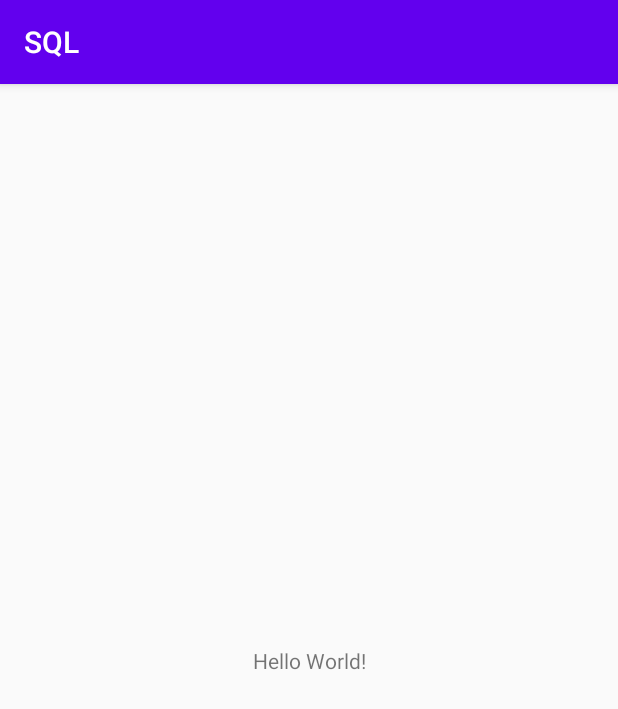
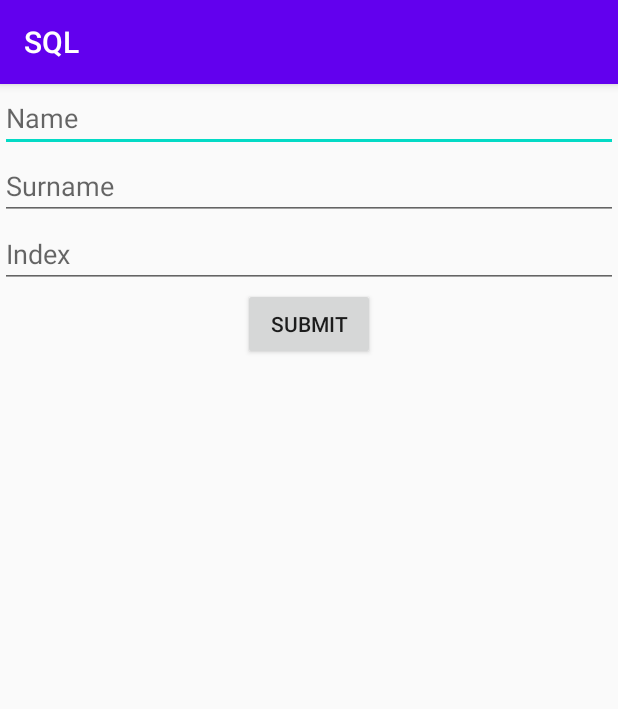
Before and after one commit to StefanM126/AndroidLessons, an Android app: the screen it shows after launch (MainActivity), on a phone screen of 412 x 824 dp. Shown: the top 709 px of the screen. Run offline under Robolectric (Android 15) with nearby library versions, the phone set to English and light mode, and no system bars.

Commit message:
Dodat projekat SQL(treba lite)

```diff
--- a/SQL/app/src/main/java/stefan/marinkov/sql/MainActivity.java
+++ b/SQL/app/src/main/java/stefan/marinkov/sql/MainActivity.java
@@ -3,12 +3,60 @@ package stefan.marinkov.sql;
 import androidx.appcompat.app.AppCompatActivity;
 
 import android.os.Bundle;
+import android.util.Log;
+import android.view.View;
+import android.widget.AdapterView;
+import android.widget.Button;
+import android.widget.EditText;
+import android.widget.ListView;
+import android.widget.TextView;
 
-public class MainActivity extends AppCompatActivity {
+public class MainActivity extends AppCompatActivity implements AdapterView.OnItemClickListener, View.OnClickListener {
+
+    private ListView mLista;
+    private Button mSubmit;
+    private StudentDBHelper DBHelper;
+    private StudentAdapter mStudentAdapter;
+
+    private EditText mNameET;
+    private EditText mSurnameET;
+    private EditText mIndexET;
 
     @Override
     protected void onCreate(Bundle savedInstanceState) {
         super.onCreate(savedInstanceState);
         setContentView(R.layout.activity_main);
+        mLista = findViewById(R.id.lista);
+        mStudentAdapter = new StudentAdapter(this);
+        mLista.setAdapter(mStudentAdapter);
+        mLista.setOnItemClickListener(this);
+
+        DBHelper = new StudentDBHelper(this);
+
+        mNameET = findViewById(R.id.name);
+        mSurnameET = findViewById(R.id.surname);
+        mIndexET = findViewById(R.id.index);
+
+        mSubmit = findViewById(R.id.submit);
+        mSubmit.setOnClickListener(this);
+    }
+
+    @Override
+    public void onItemClick(AdapterView<?> parent, View view, int position, long id) {
+        Student student = (Student)mStudentAdapter.getItem(position);
+        DBHelper.deleteStudent(student.getIndex());
+        mStudentAdapter.update(DBHelper.readAllStudents());
+    }
+
+    @Override
+    public void onClick(View v) {
+        DBHelper.insert(new Student(mNameET.getText().toString(), mSurnameET.getText().toString(), mIndexET.getText().toString()));
+        mStudentAdapter.update(DBHelper.readAllStudents());
+    }
+
+    @Override
+    protected void onResume() {
+        super.onResume();
+        mStudentAdapter.update(DBHelper.readAllStudents());
     }
 }
--- /dev/null
+++ b/SQL/app/src/main/java/stefan/marinkov/sql/StudentAdapter.java
@@ -0,0 +1,82 @@
+package stefan.marinkov.sql;
+
+import android.content.Context;
+import android.graphics.Color;
+import android.view.LayoutInflater;
+import android.view.View;
+import android.view.ViewGroup;
+import android.widget.BaseAdapter;
+import android.widget.EditText;
+import android.widget.TextView;
+
+import java.util.ArrayList;
+
+public class StudentAdapter extends BaseAdapter {
+    private Context mContext;
+    private ArrayList<Student> lista;
+
+    public StudentAdapter(Context mContext) {
+        this.mContext = mContext;
+        this.lista = new ArrayList<Student>();
+    }
+
+    public void update(Student[] students) {
+       lista.clear();
+       if (students != null) {
+           for (Student s : students) {
+               lista.add(s);
+           }
+       }
+       notifyDataSetChanged();
+    }
+
+    @Override
+    public int getCount() {
+        return lista.size();
+    }
+
+    @Override
+    public Object getItem(int position) {
+        Object ret = null;
+        try {
+            ret = lista.get(position);
+        } catch (IndexOutOfBoundsException e) {
+            e.printStackTrace();
+        }
+        return ret;
+    }
+
+    @Override
+    public long getItemId(int position) {
+        return position;
+    }
+
+    @Override
+    public View getView(int position, View convertView, ViewGroup parent) {
+        if (convertView == null) {
+            LayoutInflater inflater = (LayoutInflater) mContext.getSystemService(Context.LAYOUT_INFLATER_SERVICE);
+            convertView = inflater.inflate(R.layout.student_row, null);
+
+            ViewHolder holder = new ViewHolder();
+            holder.name = convertView.findViewById(R.id.list_name);
+            holder.surname = convertView.findViewById(R.id.list_surname);
+            holder.index = convertView.findViewById(R.id.list_index);
+            convertView.setTag(holder);
+        }
+
+            Student student = (Student) getItem(position);
+
+            ViewHolder holder = (ViewHolder) convertView.getTag();
+            holder.name.setText(student.getIme());
+            holder.surname.setText(student.getPrezime());
+            holder.index.setText(student.getIndex());
+
+        return  convertView;
+    }
+
+    private class ViewHolder{
+       TextView name = null;
+       TextView surname = null;
+       TextView index = null;
+    }
+}
--- a/SQL/app/src/main/res/layout/activity_main.xml
+++ b/SQL/app/src/main/res/layout/activity_main.xml
@@ -1,18 +1,40 @@
 <?xml version="1.0" encoding="utf-8"?>
-<androidx.constraintlayout.widget.ConstraintLayout xmlns:android="http://schemas.android.com/apk/res/android"
+<LinearLayout xmlns:android="http://schemas.android.com/apk/res/android"
     xmlns:app="http://schemas.android.com/apk/res-auto"
     xmlns:tools="http://schemas.android.com/tools"
     android:layout_width="match_parent"
     android:layout_height="match_parent"
+    android:orientation="vertical"
     tools:context=".MainActivity">
 
-    <TextView
+    <EditText
+        android:layout_width="match_parent"
+        android:layout_height="wrap_content"
+        android:hint="Name"
+        android:id="@+id/name"/>
+
+    <EditText
+        android:layout_width="match_parent"
+        android:layout_height="wrap_content"
+        android:hint="Surname"
+        android:id="@+id/surname"/>
+
+    <EditText
+        android:layout_width="match_parent"
+        android:layout_height="wrap_content"
+        android:hint="Index"
+        android:id="@+id/index"/>
+
+    <Button
+        android:layout_gravity="center"
         android:layout_width="wrap_content"
         android:layout_height="wrap_content"
-        android:text="Hello World!"
-        app:layout_constraintBottom_toBottomOf="parent"
-        app:layout_constraintLeft_toLeftOf="parent"
-        app:layout_constraintRight_toRightOf="parent"
-        app:layout_constraintTop_toTopOf="parent" />
+        android:text="Submit"
+        android:id="@+id/submit"/>
 
-</androidx.constraintlayout.widget.ConstraintLayout>
+    <ListView
+        android:layout_width="match_parent"
+        android:layout_height="wrap_content"
+        android:id="@+id/lista"/>
+
+</LinearLayout>
```
Also changed, not shown: SQL/app/src/main/java/stefan/marinkov/sql/StudentDBHelper.java (+15 -6 lines), SQL/app/src/main/res/layout/student_row.xml (added, +49 -0 lines).
